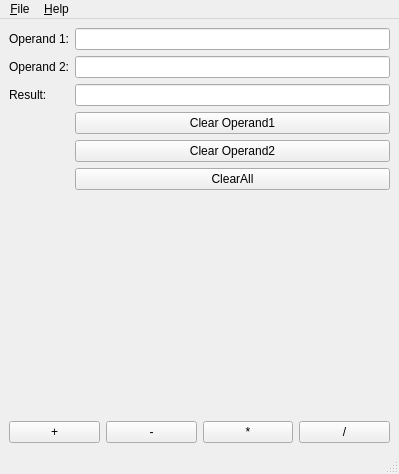
Dimoooooooonn/Study, file OOP/lab6/lab6/mainwindow.ui: the form before one commit.
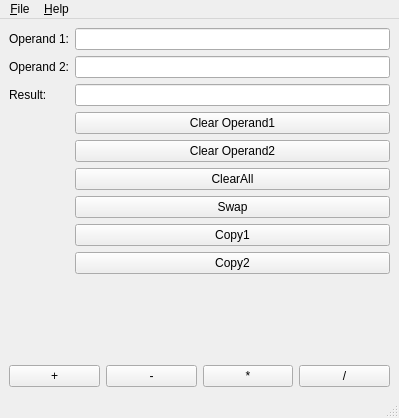
The form after the commit.

What changed in the file:
```diff
--- a/OOP/lab6/lab6/mainwindow.ui
+++ b/OOP/lab6/lab6/mainwindow.ui
@@ -7,7 +7,7 @@
     <x>0</x>
     <y>0</y>
     <width>399</width>
-    <height>474</height>
+    <height>418</height>
    </rect>
   </property>
   <property name="windowTitle">
@@ -68,6 +68,27 @@
         </property>
        </widget>
       </item>
+      <item row="6" column="1">
+       <widget class="QPushButton" name="ButtonSwap">
+        <property name="text">
+         <string>Swap</string>
+        </property>
+       </widget>
+      </item>
+      <item row="7" column="1">
+       <widget class="QPushButton" name="ButtonCopy1">
+        <property name="text">
+         <string>Copy1</string>
+        </property>
+       </widget>
+      </item>
+      <item row="8" column="1">
+       <widget class="QPushButton" name="ButtonCopy2">
+        <property name="text">
+         <string>Copy2</string>
+        </property>
+       </widget>
+      </item>
      </layout>
     </item>
     <item>
```
Left out of the diff: 2 changed lines with no effect on the pictures.
